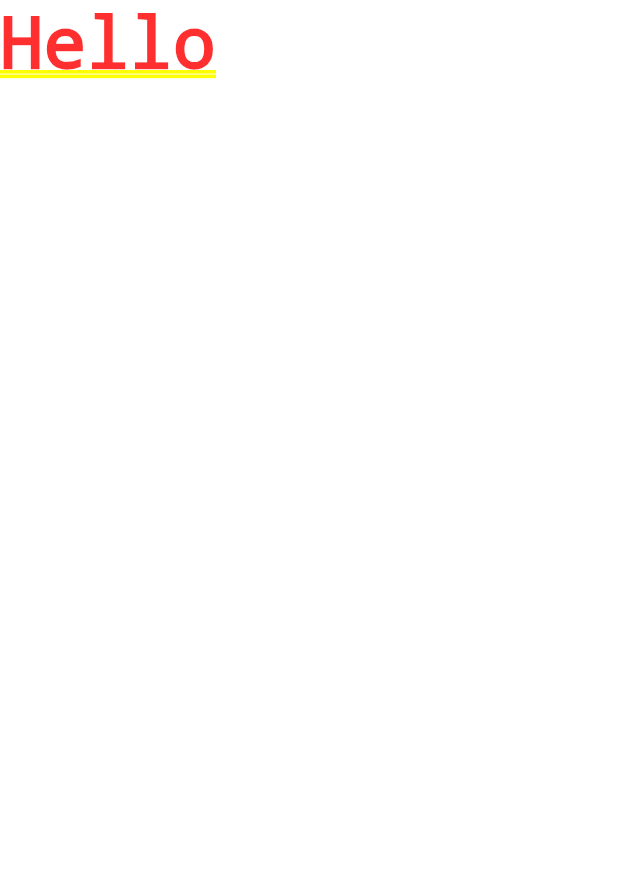
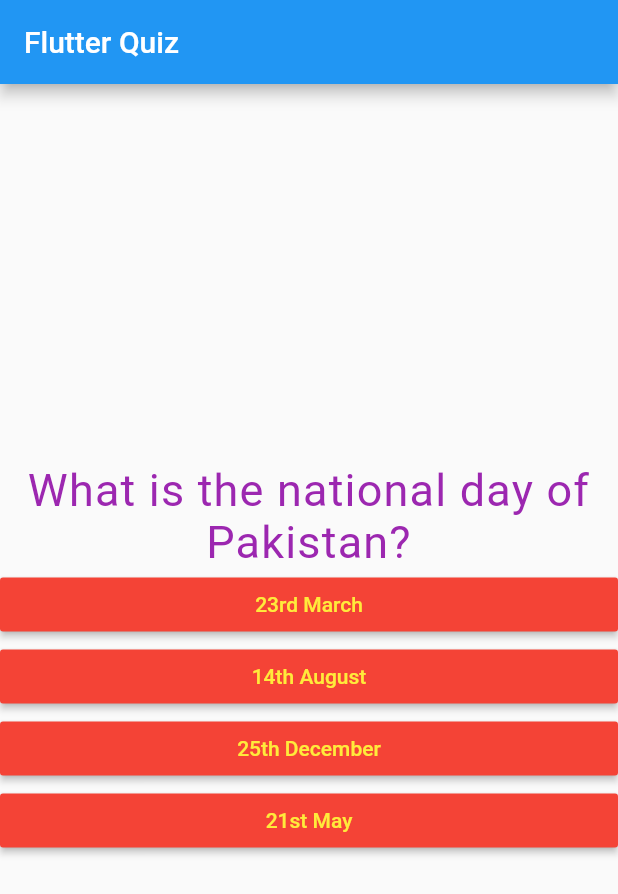
Before and after one commit to RaiAnsar/Flutter-Quiz, a Flutter app: the screen it shows after launch, on a phone screen of 412 x 824 dp. Shown: the top 894 px of the screen. Run offline on Flutter 3.47's test engine with Material 2 defaults, Android fonts, the phone set to English and light mode, and no system bars; Roboto replaces fonts that are missing (Fira Code).

Commit message:
almost complete

```diff
--- /dev/null
+++ b/analysis-options.yaml
@@ -0,0 +1,9 @@
+include: package:pedantic/analysis_options.1.8.0.yaml
+analyzer:
+  exclude:
+    # Ignore generated files
+    - '**/*.g.dart'
+    - 'lib/src/generated/*.dart'
+linter:
+  rules:
+    - public_member_api_docs
--- /dev/null
+++ b/lib/answer.dart
@@ -0,0 +1,19 @@
+import 'package:flutter/material.dart';
+
+class Answer extends StatelessWidget {
+  final String answerText;
+  final Function selectHandler;
+  Answer(this.selectHandler, this.answerText);
+  @override
+  Widget build(BuildContext context) {
+    return Container(
+      width: double.infinity,
+      child: RaisedButton(
+        color: Colors.red,
+        textColor: Colors.yellow,
+        child: Text(answerText),
+        onPressed: selectHandler,
+      ),
+    );
+  }
+}
--- a/lib/main.dart
+++ b/lib/main.dart
@@ -1,12 +1,92 @@
 import 'package:flutter/material.dart';
+import './question.dart';
+import './answer.dart';
 
 void main() => runApp(MyApp());
 
-class MyApp extends StatelessWidget {
+class MyApp extends StatefulWidget {
+  @override
+  _MyAppState createState() => _MyAppState();
+}
+
+class _MyAppState extends State<MyApp> {
+  var _questions = [
+    {
+      'question': 'What is the national day of Pakistan?',
+      'answers': ["23rd March", "14th August", "25th December", "21st May"]
+    },
+    {
+      'question': 'How many people live in Pakistan?',
+      'answers': ["21 Million", "220 Million", "160 Million", "1.6 Billion"]
+    },
+    {
+      'question': 'Which technology is the best for Mobile App Development?',
+      'answers': [
+        "Flutter",
+        "Flutter with Dart",
+        "React Naitive",
+        "Xamarin Forms"
+      ]
+    },
+    {
+      'question': 'Who is president of Pakistan?',
+      'answers': ["Raja Zia ul Haq", "Tariq Jameel", "Bajwa Jee", "Fawad CH"]
+    },
+    {
+      'question': 'What is the national day of America?',
+      'answers': ["1st June", "4th July", "6th October", "24th December"]
+    },
+    {
+      'question': 'How many people live in India?',
+      'answers': ["2.2 Billion", "6 Billion", "1.28 Billion", "0.8 Billion"]
+    },
+    {
+      'question': 'Which technology is the best for Web Development?',
+      'answers': ["ReactJS", "PHP", "HTML & CSS + JS", "Flutter"]
+    },
+    {
+      'question': 'Who is president of Turkey?',
+      'answers': [
+        "Eisa Bookhaari",
+        "Rajap Tayapp Ordgan",
+        "Colonel Gaddafi",
+        "Altaf Hussain"
+      ]
+    },
+  ];
+
+  int _qustionIndex = 0;
+  nextQ() {
+    setState(() {
+      _qustionIndex++;
+      if (_qustionIndex >= 7) {
+        _qustionIndex = 0;
+      }
+    });
+  }
+
   @override
   Widget build(BuildContext context) {
     return MaterialApp(
-      home: Text('Hello'),
+      home: Scaffold(
+        appBar: AppBar(
+          title: Text('Flutter Quiz'),
+        ),
+        body: Center(
+          child: Column(
+            mainAxisAlignment: MainAxisAlignment.center,
+            children: <Widget>[
+              Question(
+                _questions[_qustionIndex]['question'],
+              ),
+              ...(_questions[_qustionIndex]['answers'] as List<String>)
+              .map((answer) {
+                return Answer(nextQ, answer);
+              }).toList()
+            ],
+          ),
+        ),
+      ),
     );
   }
 }
--- /dev/null
+++ b/lib/question.dart
@@ -0,0 +1,21 @@
+import 'package:flutter/material.dart';
+
+class Question extends StatelessWidget {
+  final String questionText;
+
+  Question(this.questionText);
+
+  @override
+  Widget build(BuildContext context) {
+    return Text(
+      questionText,
+      style: TextStyle(
+        color: Colors.purple,
+        fontFamily: 'Fira Code',
+        fontSize: 30,
+        letterSpacing: 0.8,
+      ),
+      textAlign: TextAlign.center,
+    );
+  }
+}
--- a/pubspec.yaml
+++ b/pubspec.yaml
@@ -14,7 +14,7 @@ description: A new Flutter project.
 version: 1.0.0+1
 
 environment:
-  sdk: ">=2.1.0 <3.0.0"
+  sdk: ">=2.2.2 <3.0.0"
 
 dependencies:
   flutter:
```
Also changed, not shown: 5 other files.
